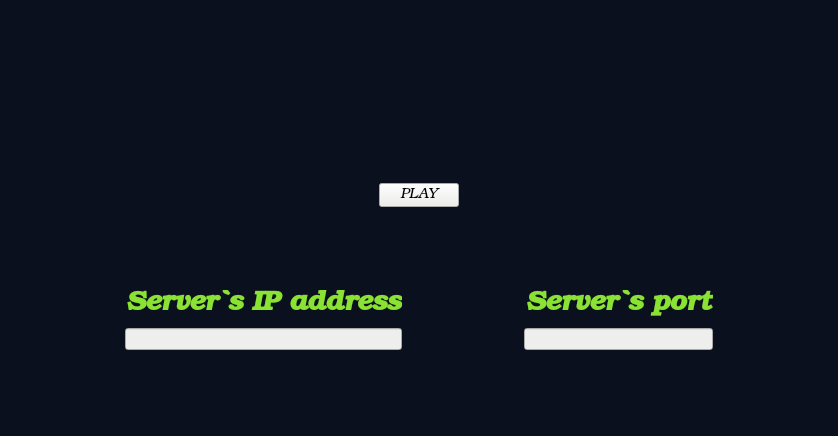
mjcarranza/CrazyBreakout, file Client/mainwindow.ui: the form before one commit.
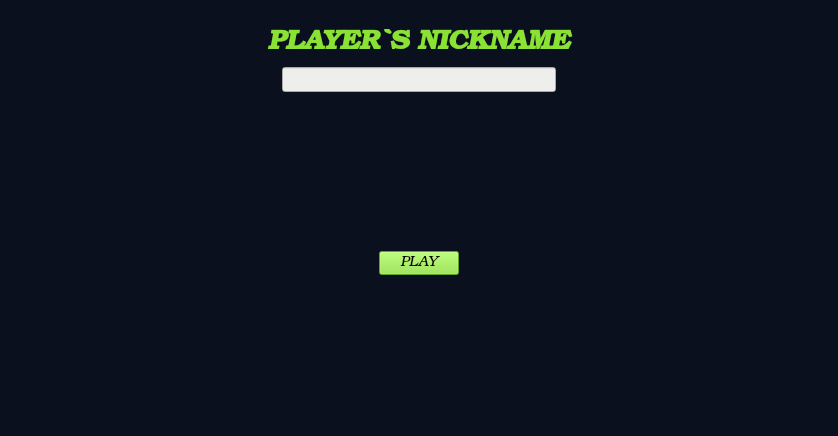
The form after the commit. Icons and pictures are not drawn.

The edit to the form file:
```diff
--- a/Client/mainwindow.ui
+++ b/Client/mainwindow.ui
@@ -21,19 +21,6 @@
   </property>
   <widget class="QWidget" name="centralwidget">
    <layout class="QVBoxLayout" name="verticalLayout">
-    <item>
-     <spacer name="verticalSpacer_4">
-      <property name="orientation">
-       <enum>Qt::Vertical</enum>
-      </property>
-      <property name="sizeHint" stdset="0">
-       <size>
-        <width>20</width>
-        <height>40</height>
-       </size>
-      </property>
-     </spacer>
-    </item>
     <item>
      <widget class="QLabel" name="logoLabel">
       <property name="text">
@@ -48,7 +35,66 @@
      </widget>
     </item>
     <item>
-     <spacer name="verticalSpacer_2">
+     <widget class="QLabel" name="nicknameLabel">
+      <property name="font">
+       <font>
+        <family>URW Bookman</family>
+        <weight>75</weight>
+        <italic>true</italic>
+        <bold>true</bold>
+       </font>
+      </property>
+      <property name="text">
+       <string>&lt;html&gt;&lt;head/&gt;&lt;body&gt;&lt;p align=&quot;center&quot;&gt;&lt;span style=&quot; font-size:20pt; color:#8ae234;&quot;&gt;PLAYER`S NICKNAME&lt;/span&gt;&lt;/p&gt;&lt;/body&gt;&lt;/html&gt;</string>
+      </property>
+     </widget>
+    </item>
+    <item>
+     <layout class="QHBoxLayout" name="horizontalLayout_2">
+      <item>
+       <spacer name="horizontalSpacer">
+        <property name="orientation">
+         <enum>Qt::Horizontal</enum>
+        </property>
+        <property name="sizeHint" stdset="0">
+         <size>
+          <width>40</width>
+          <height>20</height>
+         </size>
+        </property>
+       </spacer>
+      </item>
+      <item>
+       <widget class="QLineEdit" name="nicknameLineEdit">
+        <property name="font">
+         <font>
+          <family>Tlwg Typo</family>
+          <weight>75</weight>
+          <bold>true</bold>
+         </font>
+        </property>
+        <property name="styleSheet">
+         <string notr="true">background-color: rgb(238, 238, 236);</string>
+        </property>
+       </widget>
+      </item>
+      <item>
+       <spacer name="horizontalSpacer_2">
+        <property name="orientation">
+         <enum>Qt::Horizontal</enum>
+        </property>
+        <property name="sizeHint" stdset="0">
+         <size>
+          <width>40</width>
+          <height>20</height>
+         </size>
+        </property>
+       </spacer>
+      </item>
+     </layout>
+    </item>
+    <item>
+     <spacer name="verticalSpacer">
       <property name="orientation">
        <enum>Qt::Vertical</enum>
       </property>
@@ -88,7 +134,7 @@
          </font>
         </property>
         <property name="styleSheet">
-         <string notr="true">background-color: rgb(238, 238, 236);
+         <string notr="true">background-color: rgb(138, 226, 52);
 font: 63 italic 11pt &quot;URW Bookman&quot;;</string>
         </property>
         <property name="text">
@@ -112,107 +158,7 @@
      </layout>
     </item>
     <item>
-     <spacer name="verticalSpacer">
-      <property name="orientation">
-       <enum>Qt::Vertical</enum>
-      </property>
-      <property name="sizeHint" stdset="0">
-       <size>
-        <width>20</width>
-        <height>40</height>
-       </size>
-      </property>
-     </spacer>
-    </item>
-    <item>
-     <layout class="QGridLayout" name="gridLayout">
-      <item row="1" column="3">
-       <widget class="QLineEdit" name="portLineEdit">
-        <property name="styleSheet">
-         <string notr="true">background-color: rgb(238, 238, 236);</string>
-        </property>
-       </widget>
-      </item>
-      <item row="0" column="3">
-       <widget class="QLabel" name="portLabel">
-        <property name="font">
-         <font>
-          <family>URW Bookman</family>
-          <weight>75</weight>
-          <italic>true</italic>
-          <bold>true</bold>
-         </font>
-        </property>
-        <property name="text">
-         <string>&lt;html&gt;&lt;head/&gt;&lt;body&gt;&lt;p align=&quot;center&quot;&gt;&lt;span style=&quot; font-size:20pt; color:#8ae234;&quot;&gt;Server`s port&lt;/span&gt;&lt;/p&gt;&lt;/body&gt;&lt;/html&gt;</string>
-        </property>
-       </widget>
-      </item>
-      <item row="0" column="1">
-       <widget class="QLabel" name="IPLabel">
-        <property name="font">
-         <font>
-          <family>URW Bookman</family>
-          <weight>75</weight>
-          <italic>true</italic>
-          <bold>true</bold>
-         </font>
-        </property>
-        <property name="text">
-         <string>&lt;html&gt;&lt;head/&gt;&lt;body&gt;&lt;p align=&quot;center&quot;&gt;&lt;span style=&quot; font-size:20pt; color:#8ae234;&quot;&gt;Server`s IP address&lt;/span&gt;&lt;/p&gt;&lt;/body&gt;&lt;/html&gt;</string>
-        </property>
-       </widget>
-      </item>
-      <item row="1" column="0">
-       <spacer name="horizontalSpacer">
-        <property name="orientation">
-         <enum>Qt::Horizontal</enum>
-        </property>
-        <property name="sizeHint" stdset="0">
-         <size>
-          <width>40</width>
-          <height>20</height>
-         </size>
-        </property>
-       </spacer>
-      </item>
-      <item row="1" column="4">
-       <spacer name="horizontalSpacer_2">
-        <property name="orientation">
-         <enum>Qt::Horizontal</enum>
-        </property>
-        <property name="sizeHint" stdset="0">
-         <size>
-          <width>40</width>
-          <height>20</height>
-         </size>
-        </property>
-       </spacer>
-      </item>
-      <item row="1" column="2">
-       <spacer name="horizontalSpacer_3">
-        <property name="orientation">
-         <enum>Qt::Horizontal</enum>
-        </property>
-        <property name="sizeHint" stdset="0">
-         <size>
-          <width>40</width>
-          <height>20</height>
-         </size>
-        </property>
-       </spacer>
-      </item>
-      <item row="1" column="1">
-       <widget class="QLineEdit" name="ipLineEdit">
-        <property name="styleSheet">
-         <string notr="true">background-color: rgb(238, 238, 236);</string>
-        </property>
-       </widget>
-      </item>
-     </layout>
-    </item>
-    <item>
-     <spacer name="verticalSpacer_3">
+     <spacer name="verticalSpacer_2">
       <property name="orientation">
        <enum>Qt::Vertical</enum>
       </property>
```
